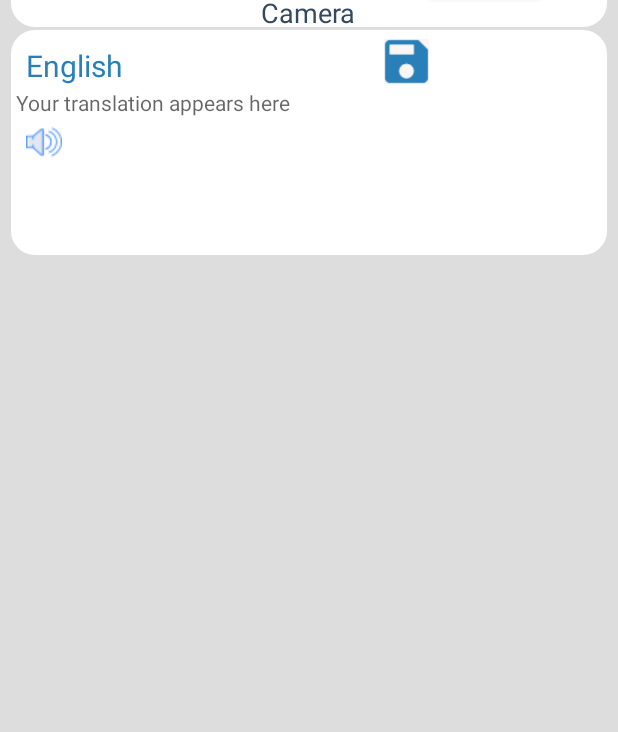
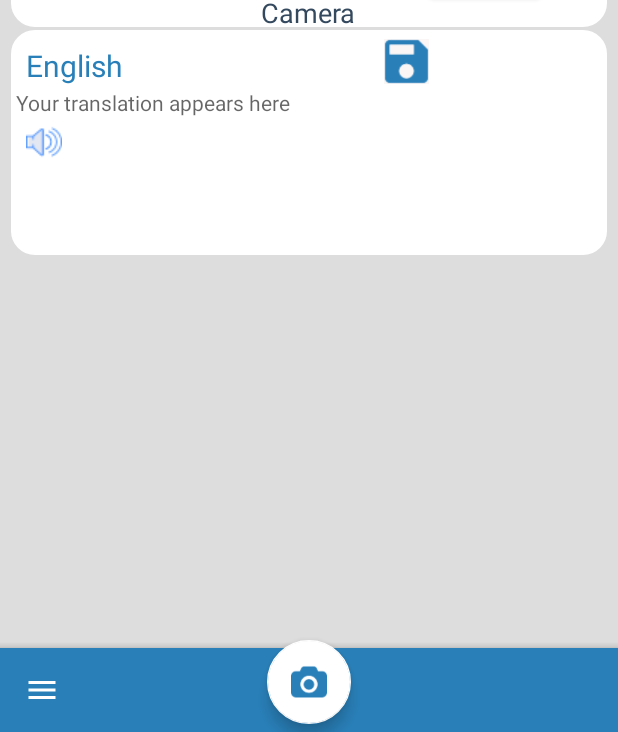
Before and after one commit to NguyenHoaiNhi/androidgroup7, an Android app: the screen it shows after launch (MainActivity), on a phone screen of 412 x 824 dp, the part 504-1236 px from its top. Run offline under Robolectric (Android 15) with nearby library versions, the phone set to English and light mode, and no system bars; our stand-ins replace Room's generated code; libraries missing offline, so code that uses them is left out: com.facebook.stetho; 1 statement that could not run was skipped.

Commit message:
add Cuong's layout

```diff
--- /dev/null
+++ b/nhinguyen/app/src/main/res/drawable/ic_menu_black_24dp.xml
@@ -0,0 +1,5 @@
+<vector android:height="24dp" android:tint="#FFFFFF"
+    android:viewportHeight="24.0" android:viewportWidth="24.0"
+    android:width="24dp" xmlns:android="http://schemas.android.com/apk/res/android">
+    <path android:fillColor="#FF000000" android:pathData="M3,18h18v-2L3,16v2zM3,13h18v-2L3,11v2zM3,6v2h18L21,6L3,6z"/>
+</vector>
--- a/nhinguyen/app/src/main/res/layout/activity_main.xml
+++ b/nhinguyen/app/src/main/res/layout/activity_main.xml
@@ -1,6 +1,6 @@
 <LinearLayout
         xmlns:android="http://schemas.android.com/apk/res/android"
-        xmlns:tools="http://schemas.android.com/tools"
+        xmlns:tools="http://schemas.android.com/tools" xmlns:app="http://schemas.android.com/apk/res-auto"
         android:background="#DDDDDD"
         android:layout_width="match_parent"
         android:layout_height="match_parent"
@@ -204,6 +204,36 @@
                 android:layout_alignParentLeft="true"/>
     </RelativeLayout>
 
+    <RelativeLayout
+            android:layout_width="match_parent"
+            android:layout_height="match_parent">
+
+        <android.support.design.bottomappbar.BottomAppBar
+                style="@style/Widget.MaterialComponents.BottomAppBar"
+                android:backgroundTint="#2980b9"
+                app:navigationIcon="@drawable/ic_menu_black_24dp"
+                android:layout_width="match_parent"
+                android:layout_height="wrap_content"
+                tools:ignore="BottomAppBar"
+                android:layout_alignParentBottom="true"
+                android:layout_alignParentStart="true"
+                android:layout_marginLeft="0dp"
+                android:layout_marginStart="0dp"
+                android:layout_alignParentLeft="true">
+        </android.support.design.bottomappbar.BottomAppBar>
+
+        <android.support.design.widget.FloatingActionButton
+                android:layout_alignParentBottom="true"
+                app:backgroundTint="#FFFFFF"
+                android:id="@+id/fab"
+                android:src="@drawable/camera"
+                android:layout_width="wrap_content"
+                android:layout_height="wrap_content"
+                android:layout_centerHorizontal="true"
+                android:layout_marginBottom="5dp"/>
+
+    </RelativeLayout>
+
 
 
 </LinearLayout>
```
